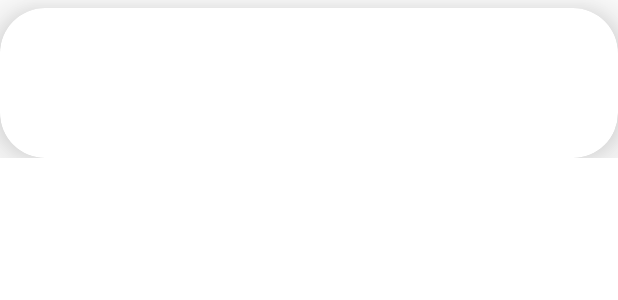
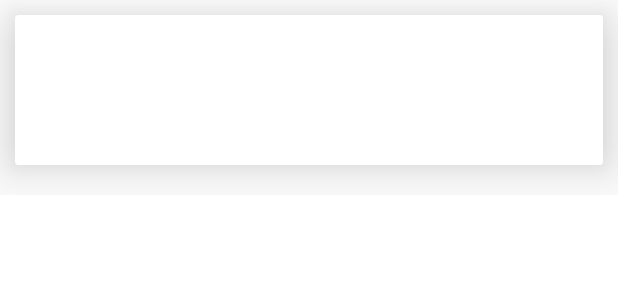
Before and after one commit to PratyushSingh07/IssueHive, an Android app: the layout item_issue.xml on its own in the app's theme, with its tools: preview values and no code run, on a phone screen of 412 x 824 dp. Shown: the top 300 px of the screen. Run offline under Robolectric (Android 15) with nearby library versions, the phone set to English and light mode, and no system bars.

```diff
--- a/app/src/main/res/layout/item_issue.xml
+++ b/app/src/main/res/layout/item_issue.xml
@@ -2,21 +2,20 @@
 <androidx.constraintlayout.widget.ConstraintLayout xmlns:android="http://schemas.android.com/apk/res/android"
     xmlns:app="http://schemas.android.com/apk/res-auto"
     android:layout_width="match_parent"
-    android:layout_height="wrap_content">
+    android:layout_height="130dp">
 
     <androidx.cardview.widget.CardView
         android:id="@+id/issuesLink"
         android:layout_width="match_parent"
         android:layout_height="100dp"
-        app:cardCornerRadius="30dp"
-        app:cardElevation="20dp"
-        android:layout_marginBottom="10dp"
-        android:layout_marginTop="5dp"
+        app:cardElevation="25dp"
+        android:layout_margin="10dp"
         app:layout_constraintEnd_toEndOf="parent"
         app:layout_constraintStart_toStartOf="parent"
         app:layout_constraintTop_toTopOf="parent">
         <TextView
             android:id="@+id/link"
+            android:textAlignment="center"
             android:layout_width="match_parent"
             android:layout_height="match_parent"/>
     </androidx.cardview.widget.CardView>
```
Also changed, not shown: app/src/main/java/com/example/findissues/api/ServiceHandler.kt (+4 -4 lines), app/src/main/java/com/example/findissues/ui/adapters/IssuesAdapter.kt (+9 -3 lines), app/src/main/java/com/example/findissues/ui/fragments/IssuesFragment.kt (+25 -4 lines), app/src/main/java/com/example/findissues/viewmodels/IssuesViewModel.kt (added, +40 -0 lines), app/src/main/res/layout/fragment_issues.xml (+8 -3 lines).
